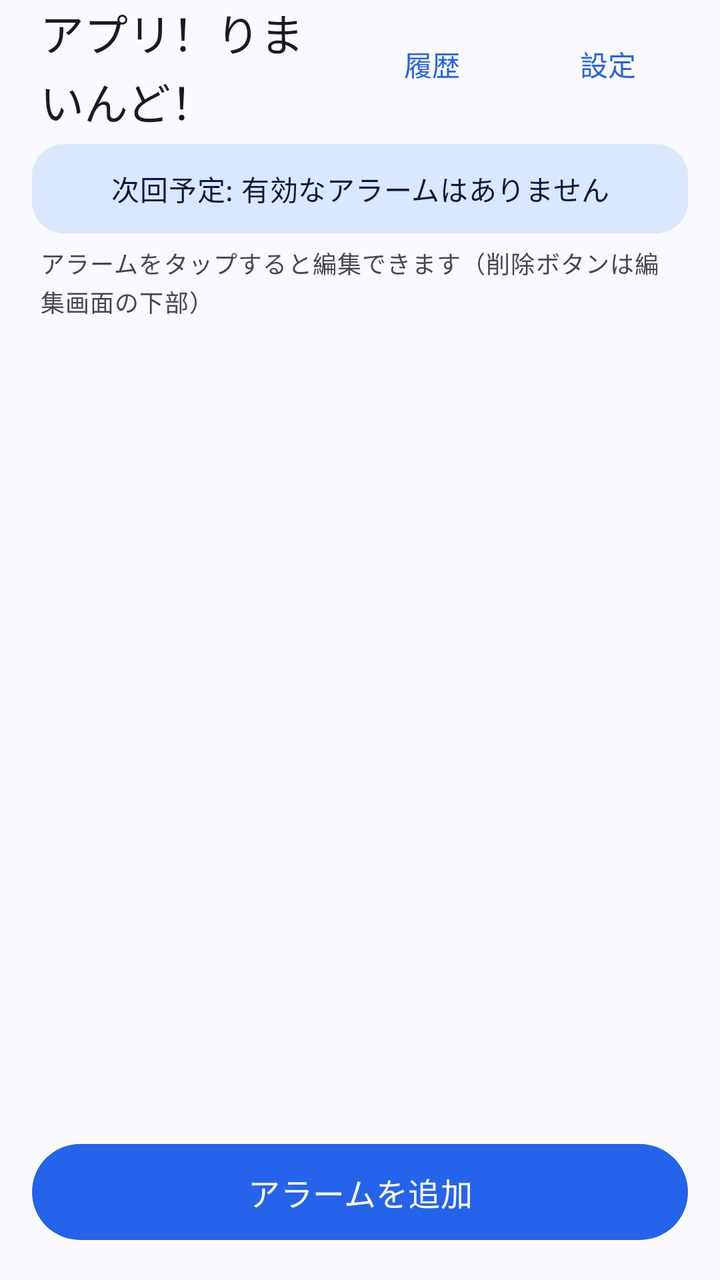
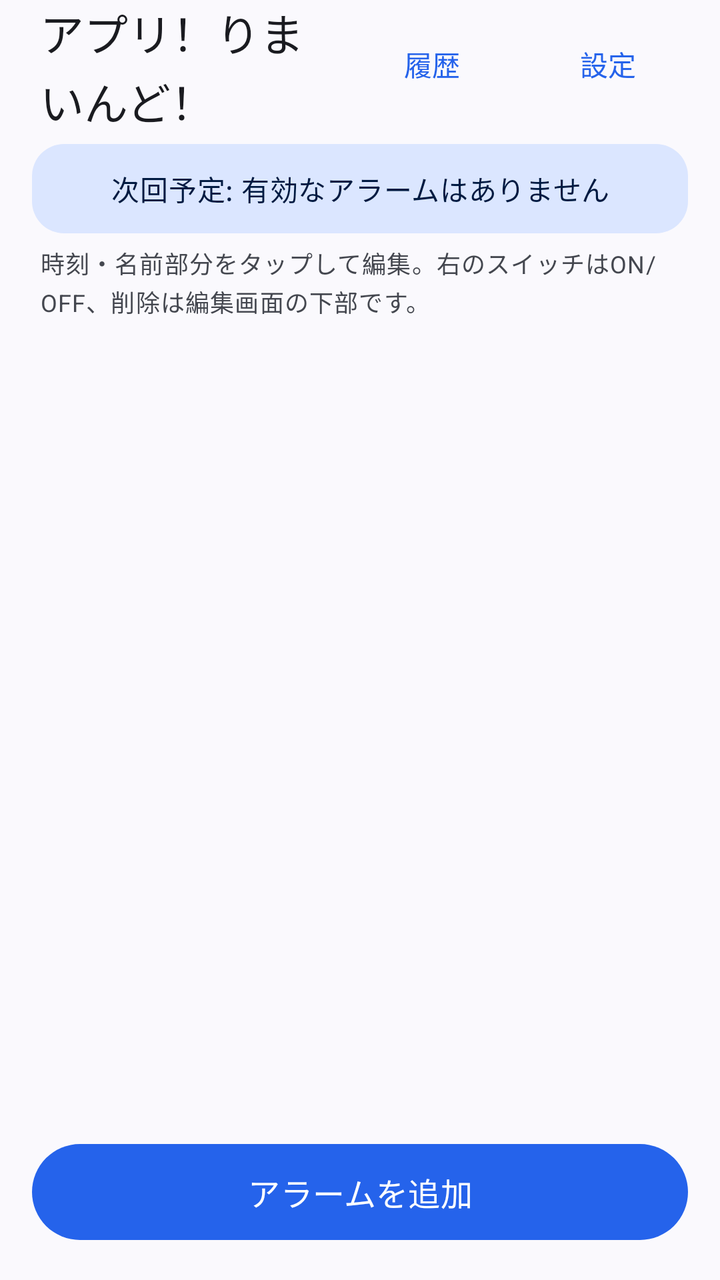

An Android layout rendered at two revisions. The XML below is the earlier revision; the diff shows what the commit changed to produce the second picture.
<!-- AndroidManifest.xml: application theme Theme.AppAlarm -->
<!-- res/layout/activity_main.xml -->
<?xml version="1.0" encoding="utf-8"?>
<LinearLayout xmlns:android="http://schemas.android.com/apk/res/android" xmlns:app="http://schemas.android.com/apk/res-auto"
    android:layout_width="match_parent"
    android:layout_height="match_parent"
    android:background="?attr/colorSurface"
    android:fitsSystemWindows="true"
    android:orientation="vertical">

    <LinearLayout
        android:layout_width="match_parent"
        android:layout_height="64dp"
        android:gravity="center_vertical"
        android:orientation="horizontal"
        android:paddingStart="20dp"
        android:paddingEnd="12dp">

        <TextView
            android:layout_width="0dp"
            android:layout_height="wrap_content"
            android:layout_weight="1"
            android:text="@string/app_name"
            android:textAppearance="?attr/textAppearanceTitleLarge"
            android:textColor="?attr/colorOnSurface" />

        <Button
            android:id="@+id/btn_history"
            style="@style/Widget.Material3.Button.TextButton"
            android:layout_width="wrap_content"
            android:layout_height="wrap_content"
            android:text="履歴"
            android:textColor="?attr/colorPrimary" />
        <Button
            android:id="@+id/btn_settings"
            style="@style/Widget.Material3.Button.TextButton"
            android:layout_width="wrap_content"
            android:layout_height="wrap_content"
            android:text="設定"
            android:textColor="?attr/colorPrimary" />
    </LinearLayout>

    <HorizontalScrollView
        android:id="@+id/scroll_groups"
        android:layout_width="match_parent"
        android:layout_height="wrap_content"
        android:paddingStart="16dp"
        android:paddingEnd="16dp"
        android:scrollbars="none">

        <com.google.android.material.chip.ChipGroup
            android:id="@+id/chip_group_tags"
            android:layout_width="wrap_content"
            android:layout_height="wrap_content"
            app:selectionRequired="true"
            app:singleLine="true"
            app:singleSelection="true" />
    </HorizontalScrollView>

    <TextView
        android:id="@+id/tv_next_summary"
        android:layout_width="match_parent"
        android:layout_height="wrap_content"
        android:layout_marginStart="16dp"
        android:layout_marginTop="8dp"
        android:layout_marginEnd="16dp"
        android:background="@drawable/bg_summary"
        android:gravity="center"
        android:padding="12dp"
        android:text="次回予定: 有効なアラームはありません"
        android:textAppearance="?attr/textAppearanceBodyMedium"
        android:textColor="?attr/colorOnPrimaryContainer" />

    <TextView
        android:layout_width="match_parent"
        android:layout_height="wrap_content"
        android:layout_marginStart="20dp"
        android:layout_marginTop="6dp"
        android:layout_marginEnd="20dp"
        android:text="アラームをタップすると編集できます（削除ボタンは編集画面の下部）"
        android:textAppearance="?attr/textAppearanceBodySmall"
        android:textColor="?attr/colorOnSurfaceVariant" />

    <ListView
        android:id="@+id/alarm_list"
        android:layout_width="match_parent"
        android:layout_height="0dp"
        android:layout_weight="1"
        android:clipToPadding="false"
        android:divider="@null"
        android:dividerHeight="8dp"
        android:padding="16dp" />

    <Button
        android:id="@+id/btn_add_alarm"
        style="@style/Widget.Material3.Button"
        android:layout_width="match_parent"
        android:layout_height="56dp"
        android:layout_marginStart="16dp"
        android:layout_marginEnd="16dp"
        android:layout_marginBottom="16dp"
        android:text="@string/add_alarm"
        android:textSize="16sp" />

</LinearLayout>
<!-- resources referenced by this layout -->
<resources>
  <!-- drawable bg_summary (drawable) -->
  <?xml version="1.0" encoding="utf-8"?>
  <shape xmlns:android="http://schemas.android.com/apk/res/android" android:shape="rectangle">
      <corners android:radius="16dp" />
      <solid android:color="?attr/colorPrimaryContainer" />
  </shape>
  <string name="add_alarm">アラームを追加</string>
  <string name="app_name">アプリ！りまいんど！</string>
  <style name="Theme.AppAlarm" parent="Theme.Material3.DayNight.NoActionBar">
          <item name="colorPrimary">#2563EB</item>
          <item name="colorOnPrimary">#FFFFFF</item>
          <item name="colorPrimaryContainer">#DBE6FF</item>
          <item name="colorOnPrimaryContainer">#001A41</item>
          <item name="colorSecondary">#575E71</item>
          <item name="colorOnSecondary">#FFFFFF</item>
          <item name="colorSecondaryContainer">#DBE2F9</item>
          <item name="colorOnSecondaryContainer">#141B2C</item>
          <item name="android:colorBackground">#FAF9FD</item>
          <item name="colorSurface">#FAF9FD</item>
          <item name="colorOnSurface">#1A1B20</item>
          <item name="colorSurfaceVariant">#E1E2EC</item>
          <item name="colorOnSurfaceVariant">#44474F</item>
          <item name="colorSurfaceContainerLowest">#FFFFFF</item>
          <item name="colorSurfaceContainerLow">#F4F3F7</item>
          <item name="colorSurfaceContainer">#EEEDF1</item>
          <item name="colorSurfaceContainerHigh">#E8E7EB</item>
          <item name="colorSurfaceContainerHighest">#E3E2E6</item>
          <item name="colorOutline">#74777F</item>
          <item name="colorOutlineVariant">#C4C6D0</item>
          <item name="colorError">#BA1A1A</item>
          <item name="colorOnError">#FFFFFF</item>
          <item name="android:statusBarColor">?attr/colorSurface</item>
          <item name="android:navigationBarColor">?attr/colorSurface</item>
          <item name="android:windowLightStatusBar">true</item>
          <item name="android:windowLightNavigationBar">true</item>
      </style>
</resources>

<!-- the commit's change to res/layout/activity_main.xml (unified diff, before → after) -->
@@ -75,7 +75,7 @@
         android:layout_marginStart="20dp"
         android:layout_marginTop="6dp"
         android:layout_marginEnd="20dp"
-        android:text="アラームをタップすると編集できます（削除ボタンは編集画面の下部）"
+        android:text="時刻・名前部分をタップして編集。右のスイッチはON/OFF、削除は編集画面の下部です。"
         android:textAppearance="?attr/textAppearanceBodySmall"
         android:textColor="?attr/colorOnSurfaceVariant" />
 
